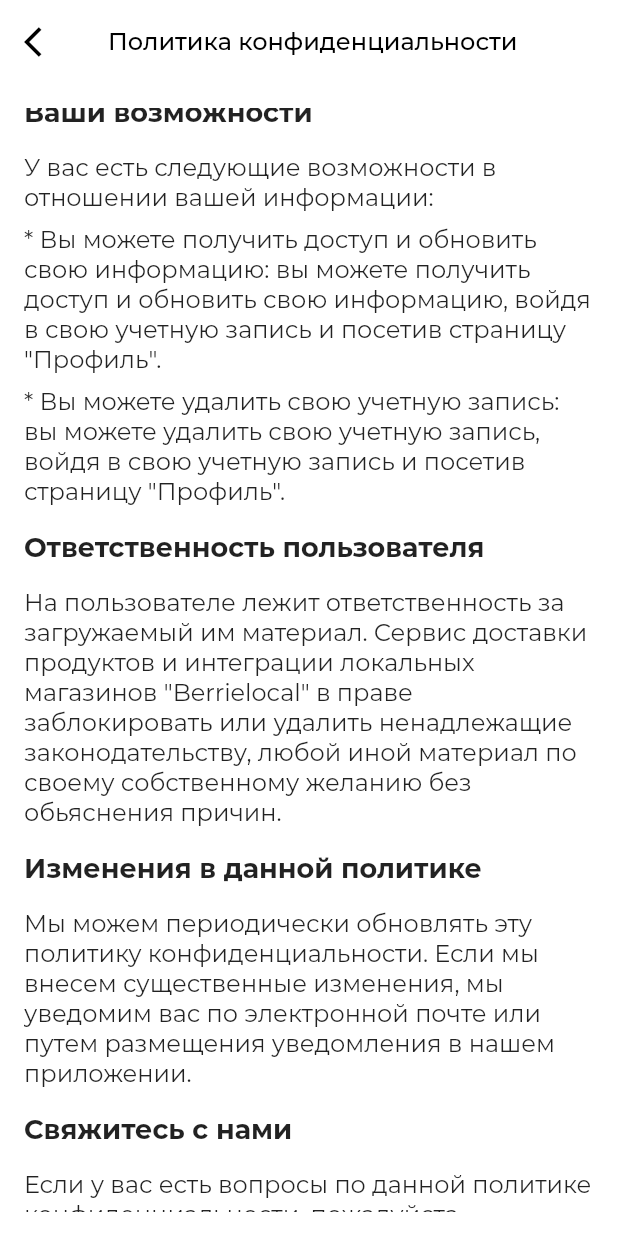
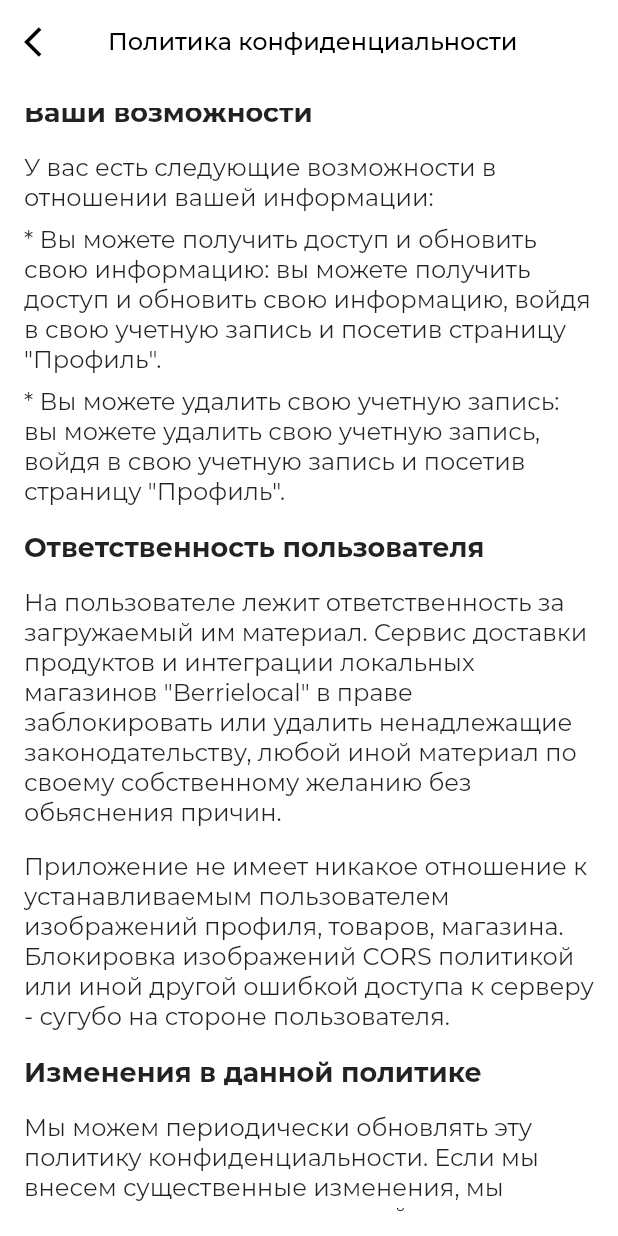
Before and after one commit to berrielocal/mobile, a Flutter app: the PolicyScreenWidget screen opened by its route, scrolled down 1728 dp, on a phone screen of 412 x 824 dp. Run offline on Flutter 3.47's test engine with Material 3 defaults, Android fonts, the phone set to English and light mode, and no system bars; our stand-ins replace auto_route, cached_network_image, decimal, dio, firebase_analytics, firebase_core and 9 more; missing offline and left inert: appmetrica_plugin, elementary, elementary_helper; accounts and stored records are empty; generated files the repository leaves out were written again; project files that could hold a hidden picture were left out.

Commit message:
BERRIELOCAL-51 cart

```diff
--- a/lib/ui/feature/cart_screen/cart_screen_widget.dart
+++ b/lib/ui/feature/cart_screen/cart_screen_widget.dart
@@ -65,6 +65,7 @@ class CartScreenWidget extends ElementaryWidget<ICartScreenWidgetModel> {
                     wm.toProduct(data.items[index].productId!);
                   },
                   repository: wm.productRepository,
+                  cartRepository: wm.cartRepository,
                   size: data.items[index].size!,
                 ),
               );
--- a/lib/ui/feature/policy_screen.dart
+++ b/lib/ui/feature/policy_screen.dart
@@ -164,6 +164,11 @@ class PolicyScreenWidget extends StatelessWidget {
                 ),
                 SizedBox(height: 16.0),
                 Text(
+                  'Приложение не имеет никакое отношение к устанавливаемым пользователем изображений профиля, товаров, магазина. Блокировка изображений CORS политикой или иной другой ошибкой доступа к серверу - сугубо на стороне пользователя.',
+                  style: TextStyle(fontSize: 16.0),
+                ),
+                SizedBox(height: 16.0),
+                Text(
                   'Изменения в данной политике',
                   style: TextStyle(fontSize: 18.0, fontWeight: FontWeight.bold),
                 ),
```
Also changed, not shown: lib/ui/ui_kit/cart/basket_card.dart (+25 -9 lines).
